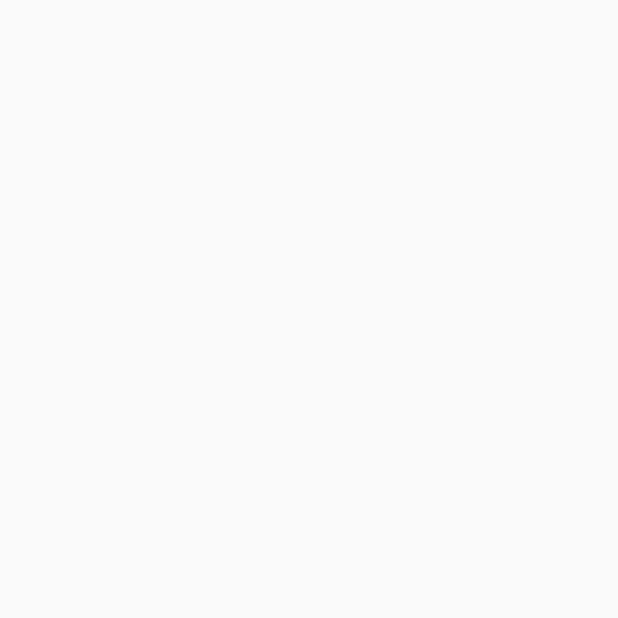
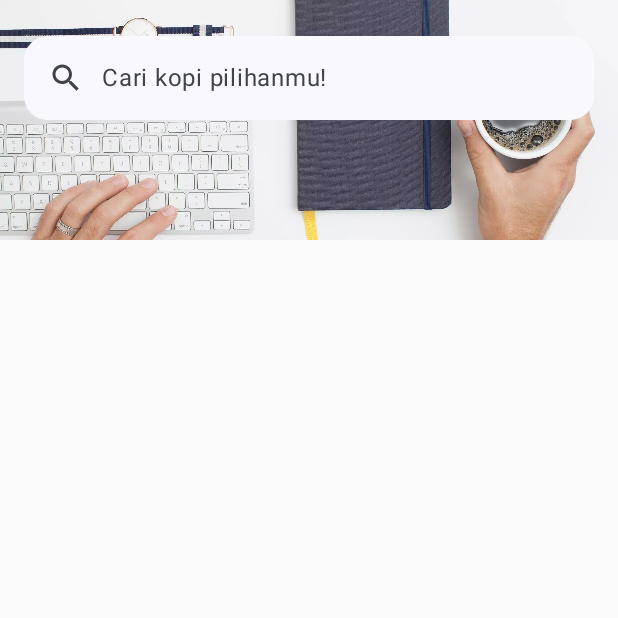
Before and after one commit to chairoel/jetpack-compose, an Android app built with Jetpack Compose: the screen it shows after launch (MainActivity), on a phone screen of 412 x 824 dp, the top half of it. Before the commit the part shown is empty. Run offline under Robolectric (Android 15) with nearby library versions, the phone set to English and light mode, and no system bars.

Commit message:
[add] Banner on Home Page

```diff
--- a/layout-pada-compose/JetCoffee/app/src/main/java/com/learn/jetpack/jetcoffee/MainActivity.kt
+++ b/layout-pada-compose/JetCoffee/app/src/main/java/com/learn/jetpack/jetcoffee/MainActivity.kt
@@ -4,13 +4,21 @@ import android.os.Bundle
 import androidx.activity.ComponentActivity
 import androidx.activity.compose.setContent
 import androidx.activity.enableEdgeToEdge
+import androidx.compose.foundation.Image
+import androidx.compose.foundation.layout.Box
+import androidx.compose.foundation.layout.Column
 import androidx.compose.foundation.layout.fillMaxSize
+import androidx.compose.foundation.layout.height
 import androidx.compose.foundation.layout.padding
 import androidx.compose.material3.Scaffold
 import androidx.compose.material3.Text
 import androidx.compose.runtime.Composable
 import androidx.compose.ui.Modifier
+import androidx.compose.ui.layout.ContentScale
+import androidx.compose.ui.res.painterResource
 import androidx.compose.ui.tooling.preview.Preview
+import androidx.compose.ui.unit.dp
+import com.learn.jetpack.jetcoffee.ui.components.Search
 import com.learn.jetpack.jetcoffee.ui.theme.JetCoffeeTheme
 
 class MainActivity : ComponentActivity() {
@@ -25,6 +33,29 @@ class MainActivity : ComponentActivity() {
 }
 
 @Composable
+fun Banner(modifier: Modifier = Modifier) {
+    Box(modifier = modifier) {
+        Image(
+            painter = painterResource(id = R.drawable.banner),
+            contentDescription = "Banner Image",
+            contentScale = ContentScale.Crop,
+            modifier = Modifier.height(160.dp)
+        )
+        Search()
+    }
+}
+
+@Composable
 fun JetCoffeeApp() {
+    Column {
+        Banner()
+    }
+}
 
+@Preview(showBackground = true)
+@Composable
+fun JetCoffeeAppPreview() {
+    JetCoffeeTheme {
+        JetCoffeeApp()
+    }
 }
--- a/layout-pada-compose/JetCoffee/app/src/main/java/com/learn/jetpack/jetcoffee/ui/components/Search.kt
+++ b/layout-pada-compose/JetCoffee/app/src/main/java/com/learn/jetpack/jetcoffee/ui/components/Search.kt
@@ -1,7 +1,6 @@
 package com.learn.jetpack.jetcoffee.ui.components
 
 import androidx.compose.foundation.layout.fillMaxWidth
-import androidx.compose.foundation.layout.height
 import androidx.compose.foundation.layout.heightIn
 import androidx.compose.foundation.layout.padding
 import androidx.compose.material.icons.Icons
```
